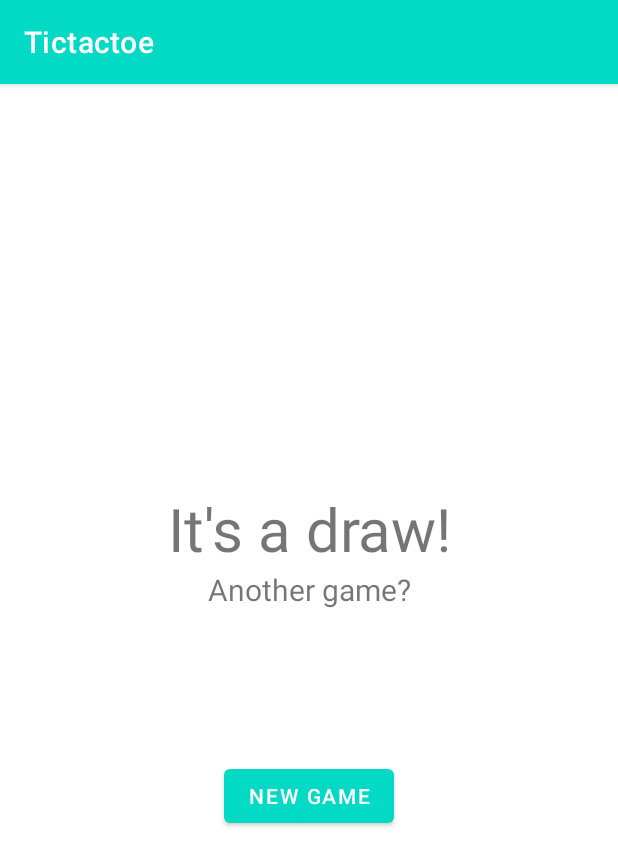
After one commit to boogeymanCoder/Tictactoe, an Android app: the DrawActivity screen opened directly, with no data from a screen before it, on a phone screen of 412 x 824 dp. The commit adds this screen. Shown: the top 866 px of the screen. Run offline under Robolectric (Android 15) with nearby library versions, the phone set to English and light mode, and no system bars.

Commit message:
implemented draw page

```diff
--- a/app/src/main/AndroidManifest.xml
+++ b/app/src/main/AndroidManifest.xml
@@ -9,6 +9,9 @@
         android:roundIcon="@mipmap/ic_launcher_round"
         android:supportsRtl="true"
         android:theme="@style/Theme.Tictactoe">
+        <activity
+            android:name=".DrawActivity"
+            android:exported="false" />
         <activity
             android:name=".CongratsActivity"
             android:exported="false" />
--- /dev/null
+++ b/app/src/main/java/adet/basiccalculator/t174/tictactoe/DrawActivity.java
@@ -0,0 +1,21 @@
+package adet.basiccalculator.t174.tictactoe;
+
+import androidx.appcompat.app.AppCompatActivity;
+
+import android.content.Intent;
+import android.os.Bundle;
+import android.view.View;
+
+public class DrawActivity extends AppCompatActivity {
+
+    @Override
+    protected void onCreate(Bundle savedInstanceState) {
+        super.onCreate(savedInstanceState);
+        setContentView(R.layout.activity_draw);
+    }
+
+    public void navigateToMain(View v) {
+        Intent intent = new Intent(DrawActivity.this,MainActivity.class);
+        startActivity(intent);
+    }
+}
--- a/app/src/main/java/adet/basiccalculator/t174/tictactoe/MainActivity.java
+++ b/app/src/main/java/adet/basiccalculator/t174/tictactoe/MainActivity.java
@@ -178,6 +178,7 @@ public class MainActivity extends AppCompatActivity {
 
             Snackbar.make(v, "Draw!", Snackbar.LENGTH_LONG).show();
             resetGrid();
+            navigateToDraw();
         }
     }
 
@@ -219,4 +220,9 @@ public class MainActivity extends AppCompatActivity {
         Intent intent = new Intent(MainActivity.this,CongratsActivity.class);
         startActivity(intent);
     }
+
+    public void navigateToDraw() {
+        Intent intent = new Intent(MainActivity.this,DrawActivity.class);
+        startActivity(intent);
+    }
 }
--- /dev/null
+++ b/app/src/main/res/layout/activity_draw.xml
@@ -0,0 +1,36 @@
+<?xml version="1.0" encoding="utf-8"?>
+<LinearLayout xmlns:android="http://schemas.android.com/apk/res/android"
+    xmlns:app="http://schemas.android.com/apk/res-auto"
+    xmlns:tools="http://schemas.android.com/tools"
+    android:layout_width="match_parent"
+    android:layout_height="match_parent"
+    android:gravity="center"
+    android:orientation="vertical"
+    tools:context=".DrawActivity">
+
+    <TextView
+        android:id="@+id/textView2"
+        android:layout_width="match_parent"
+        android:layout_height="wrap_content"
+        android:text="@string/its_a_draw"
+        android:textAlignment="center"
+        android:textSize="40sp" />
+
+    <TextView
+        android:id="@+id/textView4"
+        android:layout_width="match_parent"
+        android:layout_height="wrap_content"
+        android:text="@string/another_game"
+        android:textAlignment="center"
+        android:textSize="20sp" />
+
+    <Button
+        android:id="@+id/newGame2"
+        android:layout_width="wrap_content"
+        android:layout_height="wrap_content"
+        android:layout_marginTop="100sp"
+        android:onClick="navigateToMain"
+        android:text="@string/new_game"
+        android:textColor="@color/white"
+        tools:ignore="TextContrastCheck" />
+</LinearLayout>
--- a/app/src/main/res/values/strings.xml
+++ b/app/src/main/res/values/strings.xml
@@ -3,4 +3,6 @@
     <string name="congratulations">Congratulations!</string>
     <string name="we_have_a_winner">We have a winner</string>
     <string name="new_game">New game</string>
+    <string name="its_a_draw">It\'s a draw!</string>
+    <string name="another_game">Another game?</string>
 </resources>
```
